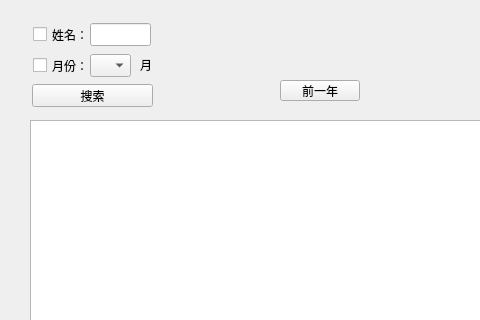
Before: the Qt Designer form mainwindow.ui in RhuuIi0/cppProject, drawn with Qt 5; both pictures show x 0 to 480 and y 0 to 320 of the 1037 by 595 pixel window.
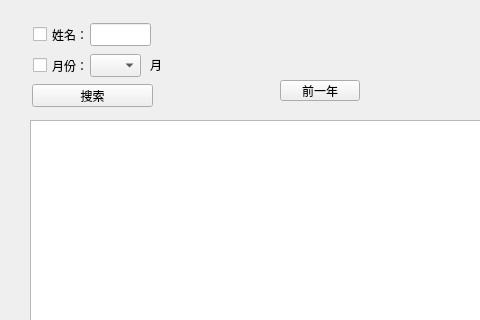
After: the same form once the commit is applied. Icons and pictures are not drawn.

The edit to the form file:
```diff
--- a/mainwindow.ui
+++ b/mainwindow.ui
@@ -65,7 +65,7 @@
      <rect>
       <x>90</x>
       <y>54</y>
-      <width>41</width>
+      <width>51</width>
       <height>23</height>
      </rect>
     </property>
@@ -163,7 +163,7 @@
    <widget class="QLabel" name="label">
     <property name="geometry">
      <rect>
-      <x>140</x>
+      <x>150</x>
       <y>54</y>
       <width>16</width>
       <height>21</height>
```
Left out of the diff: 6 changed lines with no effect on the pictures.
